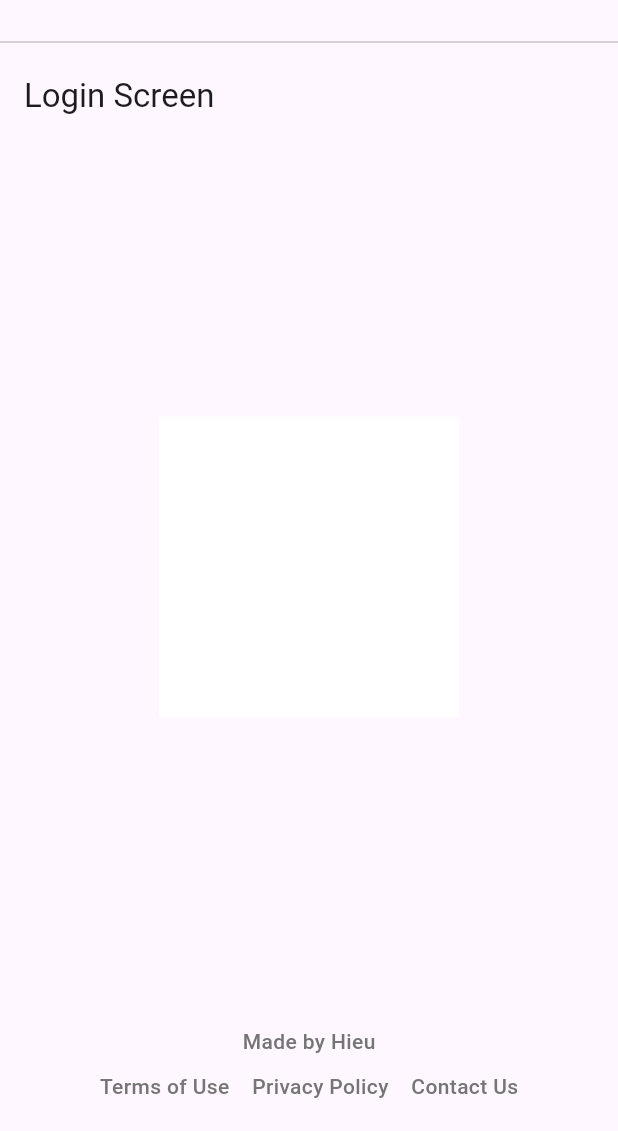
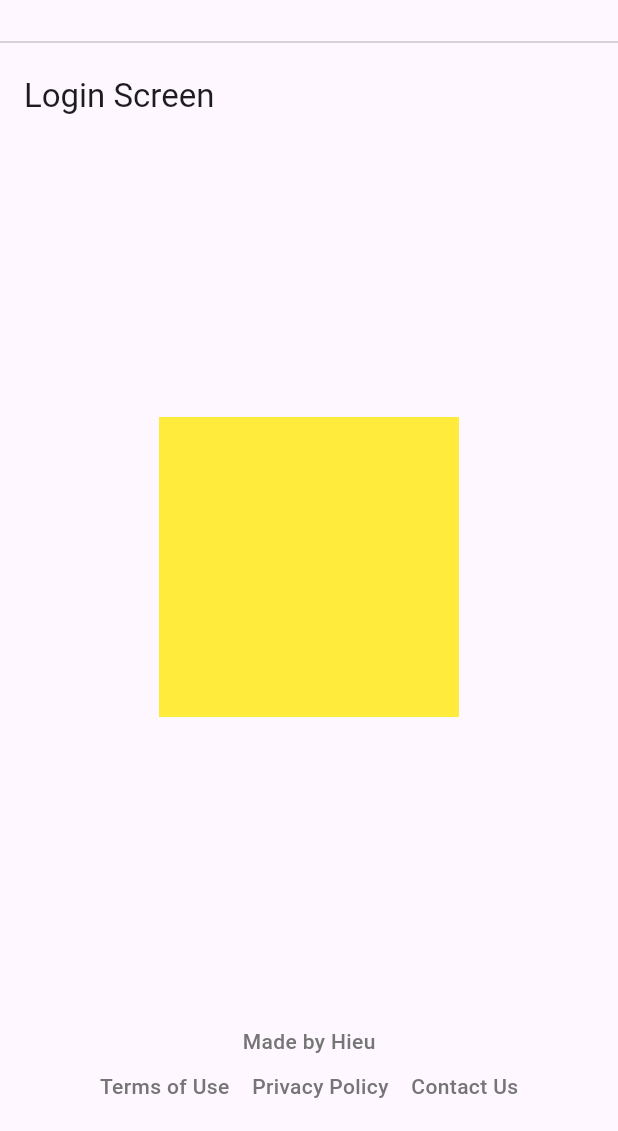
Before and after one commit to hieu987020/isekai-habit, a Flutter app: the screen it shows after launch, after a tap on "Profile", after a tap on "Login", on a phone screen of 412 x 824 dp, the part 105-1236 px from its top. Run offline on Flutter 3.47's test engine with Material 3 defaults, Android fonts, the phone set to English and light mode, and no system bars; our stand-ins replace dio, get_it, go_router, logger; accounts and stored records are empty; network calls fail.

Commit message:
update activity test

```diff
--- a/lib/presentation/screens/login_screen.dart
+++ b/lib/presentation/screens/login_screen.dart
@@ -9,7 +9,7 @@ class LoginScreen extends StatelessWidget {
     return Scaffold(
       appBar: AppBar(title: const Text('Login Screen')),
       body: Center(
-        child: Container(width: 200, height: 200, color: Colors.white),
+        child: Container(width: 200, height: 200, color: Colors.yellow),
       ),
     );
   }
```
